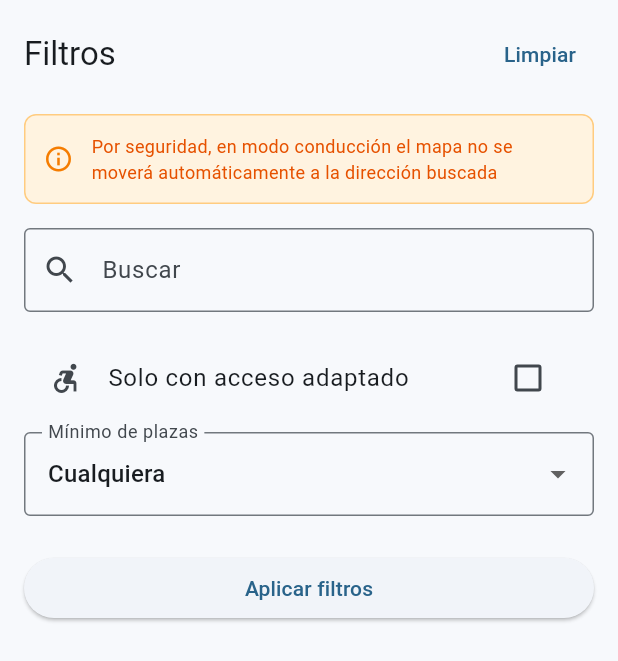
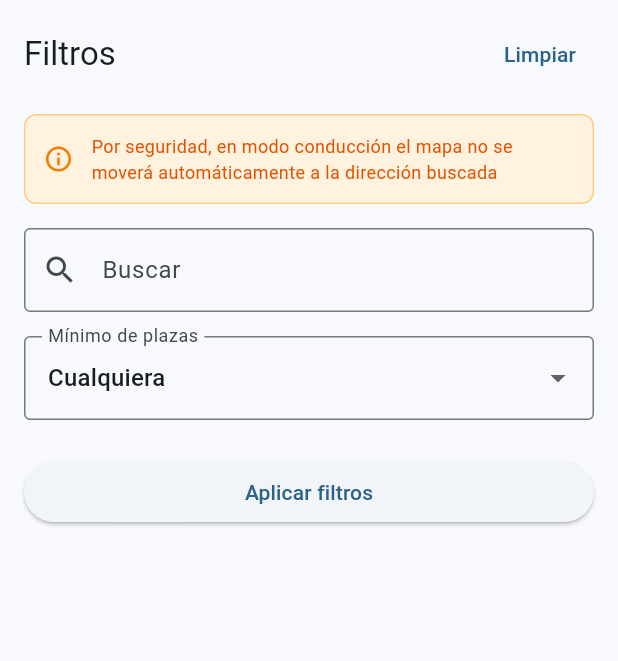
Before and after one commit to Javisandomcoder/aparcamalaga, a Flutter app: the FilterBottomSheet widget shown alone on an empty page, opened directly, on a phone screen of 412 x 824 dp. Shown: the top 661 px of the screen. Run offline on Flutter 3.47's test engine with Material 3 defaults, Android fonts, the phone set to English and light mode, and no system bars; our stand-ins replace flutter_cache_manager, flutter_map, flutter_riverpod, geolocator, latlong2, shared_preferences; missing offline and left inert: flutter_map_marker_cluster; accounts and stored records are empty; network calls fail.

Commit message:
Elimina el filtro 'Solo con acceso adaptado'
Se quita la opción de filtrar por acceso adaptado de la interfaz de usuario. El campo showOnlyAccessible se mantiene en la entidad ParkingFilter pero siempre se envía como false

```diff
--- a/lib/features/parking/presentation/widgets/filter_bottom_sheet.dart
+++ b/lib/features/parking/presentation/widgets/filter_bottom_sheet.dart
@@ -18,7 +18,6 @@ class FilterBottomSheet extends ConsumerStatefulWidget {
 
 class _FilterBottomSheetState extends ConsumerState<FilterBottomSheet> {
   late TextEditingController _searchController;
-  late bool _showOnlyAccessible;
   String? _selectedOwnership;
   int? _minSpotCount;
 
@@ -27,7 +26,6 @@ class _FilterBottomSheetState extends ConsumerState<FilterBottomSheet> {
     super.initState();
     final currentFilter = ref.read(parkingFilterProvider);
     _searchController = TextEditingController(text: currentFilter.searchQuery);
-    _showOnlyAccessible = currentFilter.showOnlyAccessible;
     _selectedOwnership = currentFilter.ownership;
     _minSpotCount = currentFilter.minSpotCount;
   }
@@ -41,7 +39,7 @@ class _FilterBottomSheetState extends ConsumerState<FilterBottomSheet> {
   void _applyFilters() {
     ref.read(parkingFilterProvider.notifier).state = ParkingFilter(
       searchQuery: _searchController.text,
-      showOnlyAccessible: _showOnlyAccessible,
+      showOnlyAccessible: false,
       ownership: _selectedOwnership,
       minSpotCount: _minSpotCount,
     );
@@ -52,7 +50,6 @@ class _FilterBottomSheetState extends ConsumerState<FilterBottomSheet> {
   void _clearFilters() {
     setState(() {
       _searchController.clear();
-      _showOnlyAccessible = false;
       _selectedOwnership = null;
       _minSpotCount = null;
     });
@@ -130,17 +127,6 @@ class _FilterBottomSheetState extends ConsumerState<FilterBottomSheet> {
               ),
             ),
             const SizedBox(height: 16),
-            CheckboxListTile(
-              value: _showOnlyAccessible,
-              onChanged: (value) {
-                setState(() {
-                  _showOnlyAccessible = value ?? false;
-                });
-              },
-              title: const Text('Solo con acceso adaptado'),
-              secondary: const Icon(Icons.accessible_forward),
-            ),
-            const SizedBox(height: 8),
             if (ownerships.isNotEmpty) ...[
               DropdownButtonFormField<String?>(
                 initialValue: _selectedOwnership,
```
